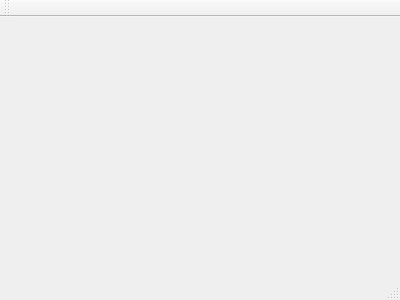
Qt form src/gui/mainwindow.ui (olevole/qphoenix) before a commit.
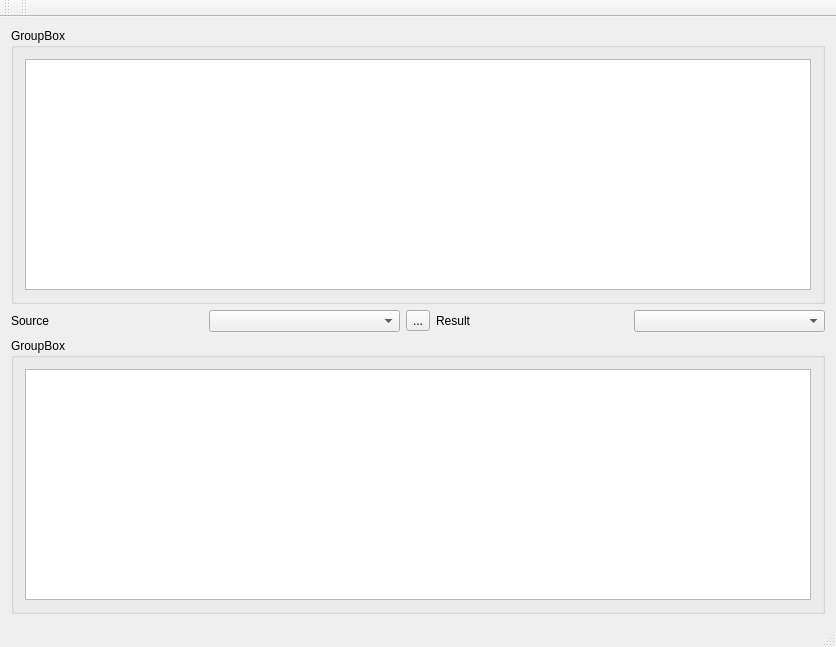
The same form after that commit.

```diff
--- a/src/gui/mainwindow.ui
+++ b/src/gui/mainwindow.ui
@@ -1,24 +1,122 @@
 <ui version="4.0">
  <class>MainWindow</class>
- <widget class="QMainWindow" name="MainWindow" >
-  <property name="geometry" >
+ <widget class="QMainWindow" name="MainWindow">
+  <property name="geometry">
    <rect>
     <x>0</x>
     <y>0</y>
-    <width>400</width>
-    <height>300</height>
+    <width>836</width>
+    <height>647</height>
    </rect>
   </property>
   <property name="windowTitle" >
    <string>MainWindow</string>
   </property>
-  <widget class="QMenuBar" name="menuBar" />
-  <widget class="QToolBar" name="mainToolBar" />
-  <widget class="QWidget" name="centralWidget" />
-  <widget class="QStatusBar" name="statusBar" />
+  <widget class="QWidget" name="centralWidget">
+   <layout class="QVBoxLayout" name="verticalLayout">
+    <item>
+     <widget class="QGroupBox" name="groupBox">
+      <property name="sizePolicy">
+       <sizepolicy hsizetype="Preferred" vsizetype="Expanding">
+        <horstretch>0</horstretch>
+        <verstretch>0</verstretch>
+       </sizepolicy>
+      </property>
+      <property name="title">
+       <string>GroupBox</string>
+      </property>
+      <layout class="QVBoxLayout" name="verticalLayout_3">
+       <item>
+        <widget class="QTextEdit" name="textEdit"/>
+       </item>
+      </layout>
+      <zorder></zorder>
+      <zorder>textEdit</zorder>
+     </widget>
+    </item>
+    <item>
+     <layout class="QHBoxLayout" name="horizontalLayout">
+      <item>
+       <widget class="QLabel" name="label">
+        <property name="text">
+         <string>Source </string>
+        </property>
+       </widget>
+      </item>
+      <item>
+       <widget class="QComboBox" name="comboBox"/>
+      </item>
+      <item>
+       <widget class="QToolButton" name="toolButton">
+        <property name="text">
+         <string>...</string>
+        </property>
+       </widget>
+      </item>
+      <item>
+       <widget class="QLabel" name="label_2">
+        <property name="text">
+         <string>Result</string>
+        </property>
+       </widget>
+      </item>
+      <item>
+       <widget class="QComboBox" name="comboBox_2"/>
+      </item>
+     </layout>
+    </item>
+    <item>
+     <widget class="QGroupBox" name="groupBox_2">
+      <property name="sizePolicy">
+       <sizepolicy hsizetype="Preferred" vsizetype="MinimumExpanding">
+        <horstretch>0</horstretch>
+        <verstretch>0</verstretch>
+       </sizepolicy>
+      </property>
+      <property name="title">
+       <string>GroupBox</string>
+      </property>
+      <layout class="QVBoxLayout" name="verticalLayout_2">
+       <item>
+        <widget class="QTextBrowser" name="textBrowser"/>
+       </item>
+      </layout>
+     </widget>
+    </item>
+   </layout>
+  </widget>
+  <widget class="QMenuBar" name="menuBar">
+   <property name="geometry">
+    <rect>
+     <x>0</x>
+     <y>0</y>
+     <width>836</width>
+     <height>21</height>
+    </rect>
+   </property>
+  </widget>
+  <widget class="QToolBar" name="mainToolBar">
+   <attribute name="toolBarArea">
+    <enum>TopToolBarArea</enum>
+   </attribute>
+   <attribute name="toolBarBreak">
+    <bool>false</bool>
+   </attribute>
+  </widget>
+  <widget class="QStatusBar" name="statusBar"/>
+  <widget class="QToolBar" name="toolBar">
+   <property name="windowTitle">
+    <string>toolBar</string>
+   </property>
+   <attribute name="toolBarArea">
+    <enum>TopToolBarArea</enum>
+   </attribute>
+   <attribute name="toolBarBreak">
+    <bool>false</bool>
+   </attribute>
+  </widget>
  </widget>
- <layoutDefault spacing="6" margin="11" />
- <pixmapfunction></pixmapfunction>
+ <layoutdefault spacing="6" margin="11"/>
  <resources/>
  <connections/>
 </ui>
```
Left out of the diff: 3 changed lines with no effect on the pictures.
